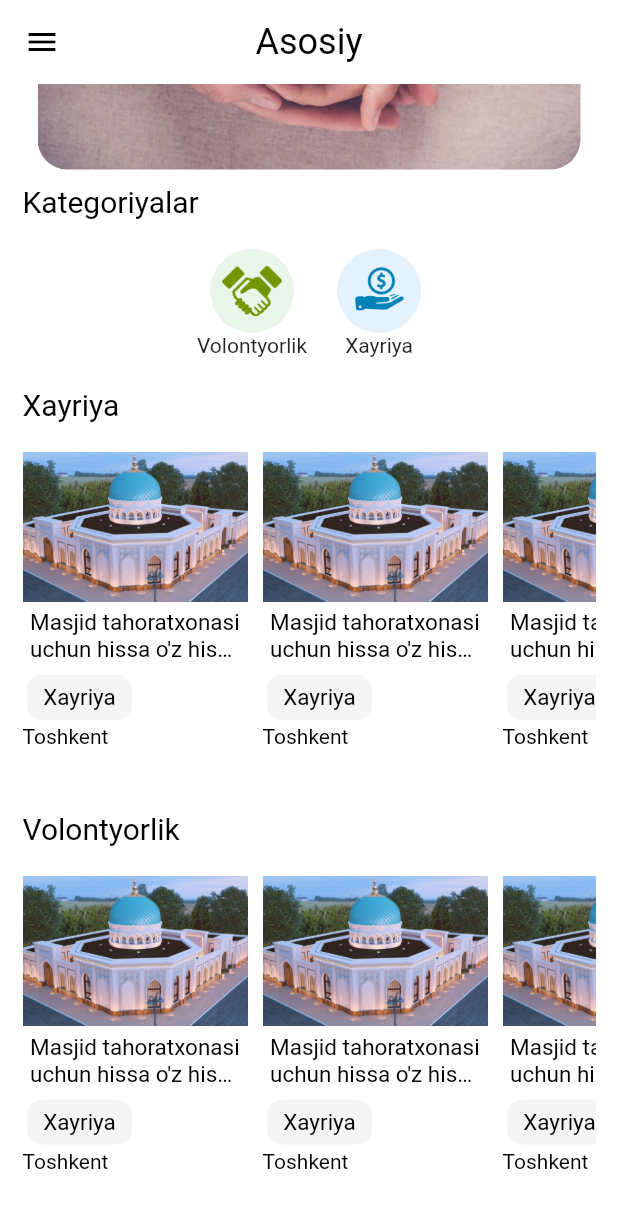
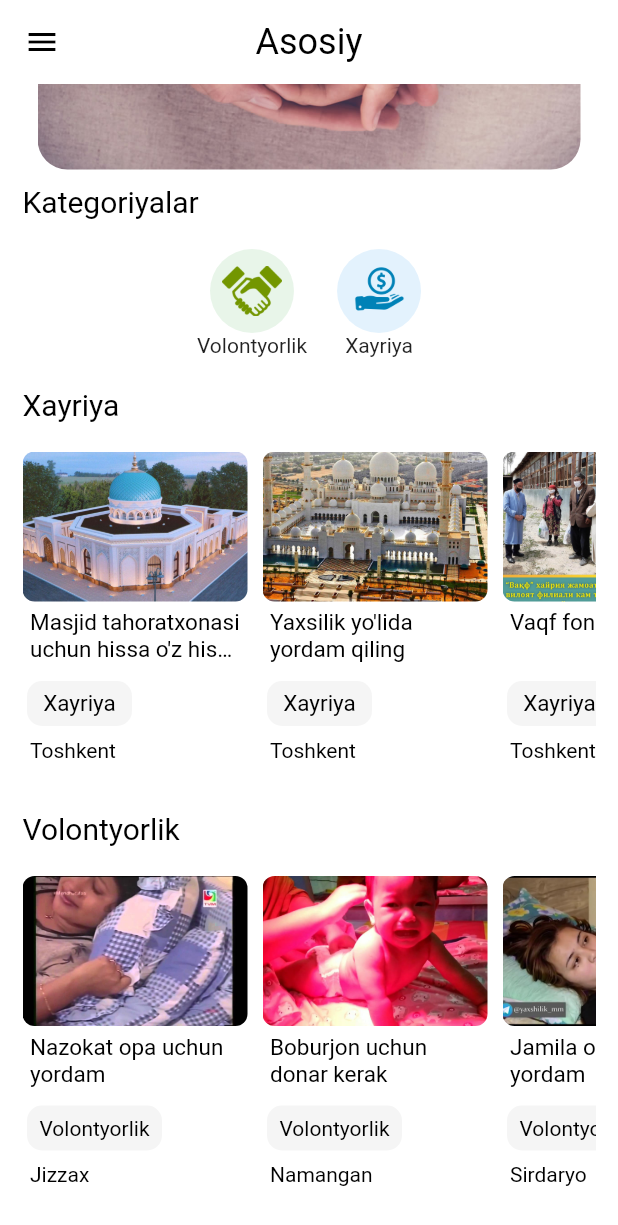
Before and after one commit to ArturSadulloyev/saxovat, a Flutter app: the screen it shows after launch, scrolled down 183 dp, on a phone screen of 412 x 824 dp. Shown: the top 1225 px of the screen. Run offline on Flutter 3.47's test engine with Material 2 defaults, Android fonts, the phone set to English and light mode, and no system bars; our stand-ins replace firebase_core, mask_text_input_formatter; missing offline and left inert: intro_screen_onboarding_flutter; accounts and stored records are empty.

Commit message:
commit 10.20.2023

```diff
--- /dev/null
+++ b/lib/pages/donation_page.dart
@@ -0,0 +1,42 @@
+import 'package:flutter/material.dart';
+import 'package:saxovat/models/charity_model.dart';
+import 'package:saxovat/views/font.dart';
+
+class DonationPage extends StatelessWidget {
+  const DonationPage({super.key, required this.list, required this.category});
+
+  final List<Charity> list;
+  final String category;
+
+  @override
+  Widget build(BuildContext context) {
+    return Scaffold(
+      backgroundColor: Colors.white.withOpacity(0.95),
+      appBar: AppBar(
+        centerTitle: true,
+        leading: IconButton(
+          onPressed: () {
+            Navigator.pop(context);
+          },
+          icon: const Icon(
+            Icons.arrow_back_ios,
+            color: Colors.black,
+            size: 20,
+          ),
+        ),
+        elevation: 0,
+        backgroundColor: Colors.transparent,
+        title: Text(category, style: font(size: 20,weight: FontWeight.w500)),
+      ),
+      body: ListView.builder(
+        itemCount: list.length,
+        itemBuilder: (context, index) {
+          ListTile(
+            leading: Image(image: AssetImage(list[index].imageUrl[0]),),
+            title: Text(list[0].location),
+          );
+        },
+      ),
+    );
+  }
+}
--- a/lib/pages/home_page.dart
+++ b/lib/pages/home_page.dart
@@ -1,17 +1,38 @@
 import 'package:flutter/material.dart';
+import 'package:saxovat/models/charity_model.dart';
+import 'package:saxovat/pages/donation_page.dart';
 import 'package:saxovat/services/database_service.dart';
 import 'package:saxovat/views/font.dart';
 
-class HomePage extends StatelessWidget {
+class HomePage extends StatefulWidget {
   HomePage({super.key});
 
+  @override
+  State<HomePage> createState() => _HomePageState();
+}
+
+class _HomePageState extends State<HomePage> {
   List<AssetImage> images = [
-    AssetImage(
+    const AssetImage(
         'assets/images/integrity-wealth-partners-blog-donor-advised-funds-.jpg'),
-    AssetImage('assets/images/bg-donasi-renew.jpg'),
-    AssetImage('assets/images/shutterstock_396853333-scaled.jpg'),
-    AssetImage('assets/images/wheelchair.jpg'),
+    const AssetImage('assets/images/bg-donasi-renew.jpg'),
+    const AssetImage('assets/images/shutterstock_396853333-scaled.jpg'),
+    const AssetImage('assets/images/wheelchair.jpg'),
   ];
+  final List<Charity> donationList = [];
+  final List<Charity> charityList2 = [];
+
+  @override
+  void initState() {
+    super.initState();
+    for (int i = 0; i < charityList.length; i++) {
+      if (charityList[i].category == 'Xayriya') {
+        donationList.add(charityList[i]);
+      } else {
+        charityList2.add(charityList[i]);
+      }
+    }
+  }
 
   @override
   Widget build(BuildContext context) {
@@ -90,7 +111,17 @@ class HomePage extends StatelessWidget {
                       FloatingActionButton(
                         backgroundColor: Colors.green.shade50,
                         elevation: 0,
-                        onPressed: () {},
+                        onPressed: () {
+                          Navigator.push(
+                            context,
+                            MaterialPageRoute(
+                              builder: (context) => DonationPage(
+                                list: charityList2,
+                                category: 'Volontyorlik',
+                              ),
+                            ),
+                          );
+                        },
                         child: const Image(
                           height: 40,
                           width: 40,
@@ -106,14 +137,24 @@ class HomePage extends StatelessWidget {
                       FloatingActionButton(
                         backgroundColor: Colors.blue.shade50,
                         elevation: 0,
-                        onPressed: () {},
-                        child: Image(
+                        onPressed: () {
+                          Navigator.push(
+                            context,
+                            MaterialPageRoute(
+                              builder: (context) => DonationPage(
+                                list: donationList,
+                                category: 'Xayriya',
+                              ),
+                            ),
+                          );
+                        },
+                        child: const Image(
                           height: 40,
                           width: 40,
                           image: AssetImage('assets/images/pngegg.png'),
                         ),
                       ),
-                      Text('Xayriya'),
+                      const Text('Xayriya'),
                     ],
                   ),
                 ],
@@ -124,27 +165,35 @@ class HomePage extends StatelessWidget {
               SizedBox(
                 height: 220,
                 child: ListView.builder(
-                  //padding: const EdgeInsets.all(20),
                     scrollDirection: Axis.horizontal,
-                  itemCount: 10,
-                  itemBuilder:(context, index) =>  Container(
+                    itemCount: donationList.length,
+                    itemBuilder: (context, index) {
+                      return Container(
                         height: 200,
                         width: 150,
                         margin: const EdgeInsets.only(right: 10),
-                    decoration: const BoxDecoration(color: Colors.white),
+                        decoration: BoxDecoration(
+                            color: Colors.white,
+                            borderRadius: BorderRadius.circular(8)),
                         child: Column(
                           crossAxisAlignment: CrossAxisAlignment.start,
                           children: [
-                        Image(
-                          image: AssetImage(charityList[0].imageUrl[0]),
+                            ClipRRect(
+                              borderRadius: BorderRadius.circular(8),
+                              child: Image(
+                                image:
+                                    AssetImage(donationList[index].imageUrl[0]),
                                 height: 100,
                                 width: double.maxFinite,
                                 fit: BoxFit.cover,
                               ),
+                            ),
                             Container(
+                              height: 50,
+                              width: double.maxFinite,
                               padding: const EdgeInsets.all(5.0),
                               child: Text(
-                            charityList[0].title,
+                                donationList[index].title,
                                 style: font(
                                     size: 15,
                                     color: Colors.black,
@@ -164,15 +213,18 @@ class HomePage extends StatelessWidget {
                               ),
                               padding: const EdgeInsets.all(5.0),
                               child: Text(
-                            charityList[0].category,
+                                donationList[index].category,
                                 style: font(size: 15),
                                 maxLines: 2,
                               ),
                             ),
-                        Text(
-                          charityList[0].location,
-                          style: font(size: 14),
+                            Padding(
+                              padding: const EdgeInsets.only(left: 5, top: 5),
+                              child: Text(
+                                donationList[index].location,
+                                style: font(size: 14, weight: FontWeight.w400),
                                 maxLines: 2,
+                              ),
                             ),
                             // Row(
                             //   children: [
@@ -194,38 +246,46 @@ class HomePage extends StatelessWidget {
                             // ),
                           ],
                         ),
-                  ),
-                ),
+                      );
+                    }),
               ),
               const SizedBox(height: 20),
-
               Text('Volontyorlik', style: font(size: 20)),
               const SizedBox(height: 20),
-
               SizedBox(
                 height: 220,
                 child: ListView.builder(
                   //padding: const EdgeInsets.all(20),
                   scrollDirection: Axis.horizontal,
-                  itemCount: 10,
-                  itemBuilder:(context, index) =>  Container(
+                  itemCount: charityList2.length,
+                  itemBuilder: (context, index) {
+//                    if (charityList[index].category == 'Volontyorlik') {}
+                    return Container(
                       height: 200,
                       width: 150,
                       margin: const EdgeInsets.only(right: 10),
-                    decoration: const BoxDecoration(color: Colors.white),
+                      decoration: BoxDecoration(
+                          color: Colors.white,
+                          borderRadius: BorderRadius.circular(8)),
                       child: Column(
                         crossAxisAlignment: CrossAxisAlignment.start,
                         children: [
-                        Image(
-                          image: AssetImage(charityList[0].imageUrl[0]),
+                          ClipRRect(
+                            borderRadius: BorderRadius.circular(8),
+                            child: Image(
+                              image:
+                                  AssetImage(charityList2[index].imageUrl[0]),
                               height: 100,
                               width: double.maxFinite,
                               fit: BoxFit.cover,
                             ),
+                          ),
                           Container(
+                            height: 50,
+                            width: double.maxFinite,
                             padding: const EdgeInsets.all(5.0),
                             child: Text(
-                            charityList[0].title,
+                              charityList2[index].title,
                               style: font(
                                   size: 15,
                                   color: Colors.black,
@@ -236,7 +296,7 @@ class HomePage extends StatelessWidget {
                           ),
                           Container(
                             height: 30,
-                          width: 70,
+                            width: 90,
                             margin: const EdgeInsets.all(3),
                             alignment: Alignment.center,
                             decoration: BoxDecoration(
@@ -245,15 +305,18 @@ class HomePage extends StatelessWidget {
                             ),
                             padding: const EdgeInsets.all(5.0),
                             child: Text(
-                            charityList[0].category,
-                            style: font(size: 15),
+                              charityList2[index].category,
+                              style: font(size: 14),
                               maxLines: 2,
                             ),
                           ),
-                        Text(
-                          charityList[0].location,
+                          Padding(
+                            padding: const EdgeInsets.only(left: 5, top: 5),
+                            child: Text(
+                              charityList2[index].location,
                               style: font(size: 14),
                               maxLines: 2,
+                            ),
                           ),
                           // Row(
                           //   children: [
@@ -275,11 +338,11 @@ class HomePage extends StatelessWidget {
                           // ),
                         ],
                       ),
-                  ),
+                    );
+                  },
                 ),
               ),
               const SizedBox(height: 20),
-
             ],
           ),
         ),
--- a/lib/services/database_service.dart
+++ b/lib/services/database_service.dart
@@ -42,4 +42,111 @@ final charityList = [
     createdAt: DateTime.now(),
     comments: [],
   ),
+  Charity(
+    id: '2',
+    title: "Yaxsilik yo'lida yordam qiling",
+    description:
+        "Yaxshilikni erta kechi yo'q, bugunoq yaxshilik qiling.  Karta raqami: 8600748596696325",
+    userId: '1',
+    category: 'Xayriya',
+    location: 'Toshkent',
+    imageUrl: [
+      'assets/images/masjid/99.jpg',
+      'assets/images/masjid/182297_best-masjid-e-nabvi-madina-saudi-arabia-7-jpg-hd-wallpapers_2560x2048_h.jpg',
+    'assets/images/masjid/Mosque_Emirates_UAE_Sheikh_Zayed_Grand_Mosque_Abu_515032_2560x1708.jpg',
+    ],
+    createdAt: DateTime.now(),
+    comments: [],
+  ),
+  Charity(
+    id: '3',
+    title: "Vaqf fondi uchun.",
+    description:
+        "Vaqf fondi uchun o'z yordamingizni ayamang. Karta raqami: 8600748596696325",
+    userId: '3',
+    category: 'Xayriya',
+    location: 'Toshkent',
+    imageUrl: [
+      'assets/images/masjid/4f8eedec5038bad70d16d.jpg',
+      'assets/images/masjid/IhxHQgy_8_EsIYgYUznoKx3zFDXwXNF3.jpg',
+      'assets/images/masjid/f98df89eb8c262c811c40ef6aeab18c4.jpg',
+    ],
+    createdAt: DateTime.now(),
+    comments: [],
+  ),
+  Charity(
+    id: '4',
+    title: "Mehrli qo'llar fondiga yordam !",
+    description: "Fond uchun: Karta raqami: 8600748596696325",
+    userId: '1',
+    category: 'Xayriya',
+    location: 'Toshkent',
+    imageUrl: [
+      'assets/images/masjid/6ae7fda8-cd78-41ba-a072-6f04f8712bce_cover.jpg',
+      'assets/images/masjid/gettyimages-168268184-1024x1024.jpg',
+    ],
+    createdAt: DateTime.now(),
+    comments: [],
+  ),
+
+
+  Charity(
+    id: '5',
+    title: "Nazokat opa uchun yordam",
+    description:
+        "Nazokat opa tuzalib ketishlari uchun 2-gruppa qon guruhi juda zarur. +998931235285",
+    userId: '1',
+    category: 'Volontyorlik',
+    location: 'Jizzax',
+    imageUrl: [
+      'assets/images/masjid/maxresdefault.jpg',
+      'assets/images/masjid/maxresdefault (1).jpg',
+    ],
+    createdAt: DateTime.now(),
+    comments: [],
+  ),
+  Charity(
+    id: '6',
+    title: "Boburjon uchun donar kerak",
+    description:
+        "Assalomu aleykum Boburjon uchun 3-qon gruppasidagi donar kerak. +998936965821",
+    userId: '1',
+    category: 'Volontyorlik',
+    location: 'Namangan',
+    imageUrl: [
+      'assets/images/masjid/maxresdefault (2).jpg',
+      'assets/images/masjid/110320111066.jpg',
+    ],
+    createdAt: DateTime.now(),
+    comments: [],
+  ),
+  Charity(
+    id: '7',
+    title: "Jamila opa uchun yordam",
+    description:
+        "Assalomu aleykum Jamila opa yurishlari uchun nogironlar aravachasiga yig'im: Karta raqami: 8600748596696325",
+    userId: '1',
+    category: 'Volontyorlik',
+    location: 'Sirdaryo',
+    imageUrl: [
+      'assets/images/masjid/maxresdefault (3).jpg',
+    ],
+    createdAt: DateTime.now(),
+    comments: [],
+  ),
+  Charity(
+    id: '8',
+    title: "Lobar uchun mehr",
+    description:
+        "Lobar opa 2yildan buyon 1-o'zlari turadila ular uchun suhbat quradigan mehrli inson kerak(Iltimos erkaklar bezovta qilmasin). +998945658932",
+    userId: '1',
+    category: 'Volontyorlik',
+    location: 'Vobkent',
+    imageUrl: [
+      'assets/images/masjid/hqdefault.jpg',
+      'assets/images/masjid/maxresdefault (4).jpg',
+    ],
+    createdAt: DateTime.now(),
+    comments: [],
+  ),
 ];
```
Also changed, not shown: assets/images/masjid/110320111066.jpg (added), assets/images/masjid/182297_best-masjid-e-nabvi-madina-saudi-arabia-7-jpg-hd-wallpapers_2560x2048_h.jpg (added), assets/images/masjid/4f8eedec5038bad70d16d.jpg (added), assets/images/masjid/6ae7fda8-cd78-41ba-a072-6f04f8712bce_cover.jpg (added), assets/images/masjid/99.jpg (added), assets/images/masjid/IhxHQgy_8_EsIYgYUznoKx3zFDXwXNF3.jpg (added), assets/images/masjid/Mosque_Emirates_UAE_Sheikh_Zayed_Grand_Mosque_Abu_515032_2560x1708.jpg (added), assets/images/masjid/ff797918-0221-11e9-9bae-02b782d69cda.800x600.jpg (added), assets/images/masjid/gettyimages-168268184-1024x1024.jpg (added), assets/images/masjid/hqdefault.jpg (added), assets/images/masjid/maxresdefault (1).jpg (added), assets/images/masjid/maxresdefault (2).jpg (added), assets/images/masjid/maxresdefault (3).jpg (added), assets/images/masjid/maxresdefault (4).jpg (added), 1 more files. Lines whose indentation alone changed are shown as unchanged.
